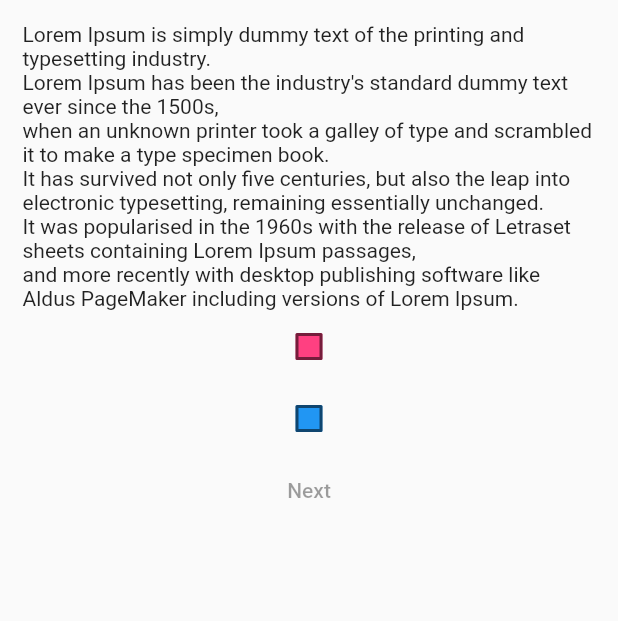
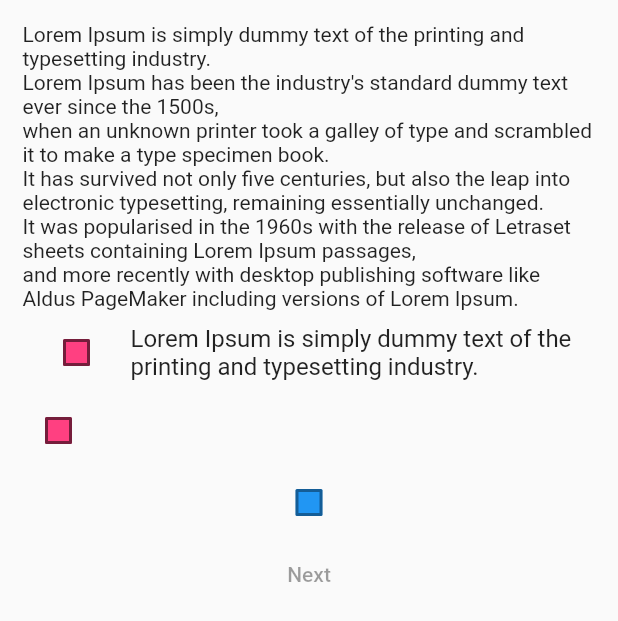
Before and after one commit to AgustinaGF/flutterInputsPractice, a Flutter app: the CheckBoxPage screen opened by its route, on a phone screen of 412 x 824 dp. Shown: the top 621 px of the screen. Run offline on Flutter 3.47's test engine with Material 2 defaults, Android fonts, the phone set to English and light mode, and no system bars.

Commit message:
add checkbox

```diff
--- a/lib/pages/check_box_page.dart
+++ b/lib/pages/check_box_page.dart
@@ -29,8 +29,11 @@ It has survived not only five centuries, but also the leap into electronic types
 It was popularised in the 1960s with the release of Letraset sheets containing Lorem Ipsum passages,
 and more recently with desktop publishing software like Aldus PageMaker including versions of Lorem Ipsum.''',
             ),
-            Checkbox(
+            CheckboxListTile(
               value: _checked,
+              controlAffinity: ListTileControlAffinity.leading,
+              title: const Text(
+                  'Lorem Ipsum is simply dummy text of the printing and typesetting industry.'),
               onChanged: (value) {
                 if (value != null) {
                   setState(() {
@@ -39,16 +42,31 @@ and more recently with desktop publishing software like Aldus PageMaker includin
                 }
               },
             ),
+            GestureDetector(
+              onTap: () {
+                setState(() {
+                  _checked = !_checked;
+                });
+              },
+              child: Row(
+                children: [
+                  Checkbox(
+                    value: _checked,
+                    onChanged: (value) {
+                      if (value != null) {
+                        setState(() {
+                          _checked = value;
+                        });
+                      }
+                    },
+                  ),
+                ],
+              ),
+            ),
             Checkbox(
               value: _checked,
               fillColor: MaterialStateProperty.all(Colors.blue),
-              onChanged: (value) {
-                if (value != null) {
-                  setState(() {
-                    _checked = value;
-                  });
-                }
-              },
+              onChanged: null,
             ),
             MaterialButton(
               onPressed: _checked ? () {} : null,
```
